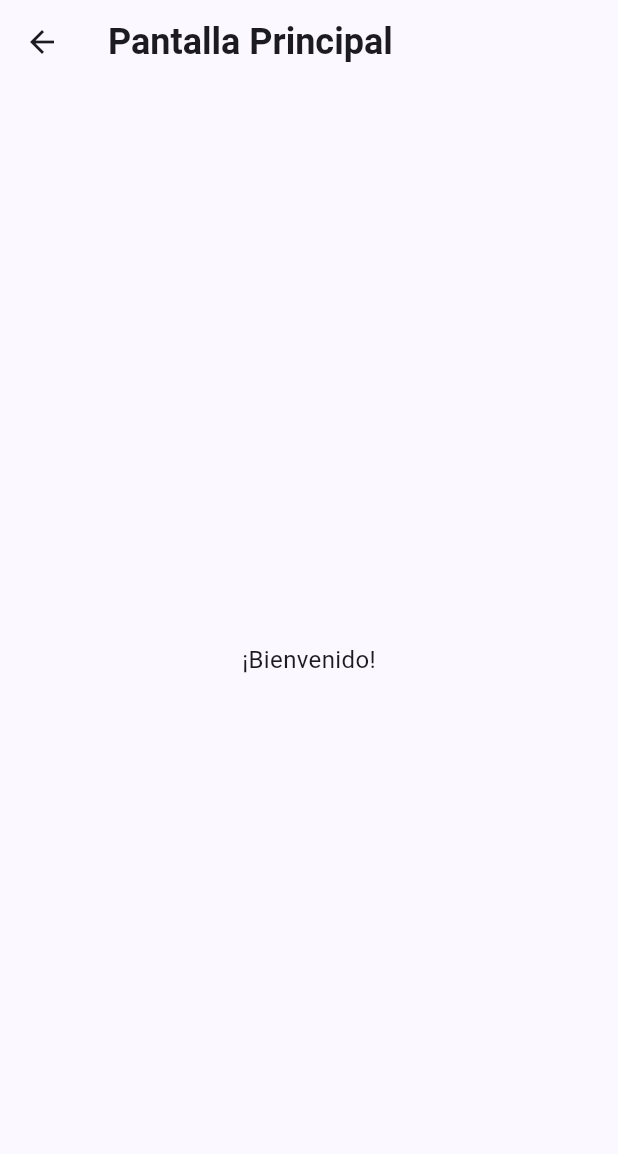
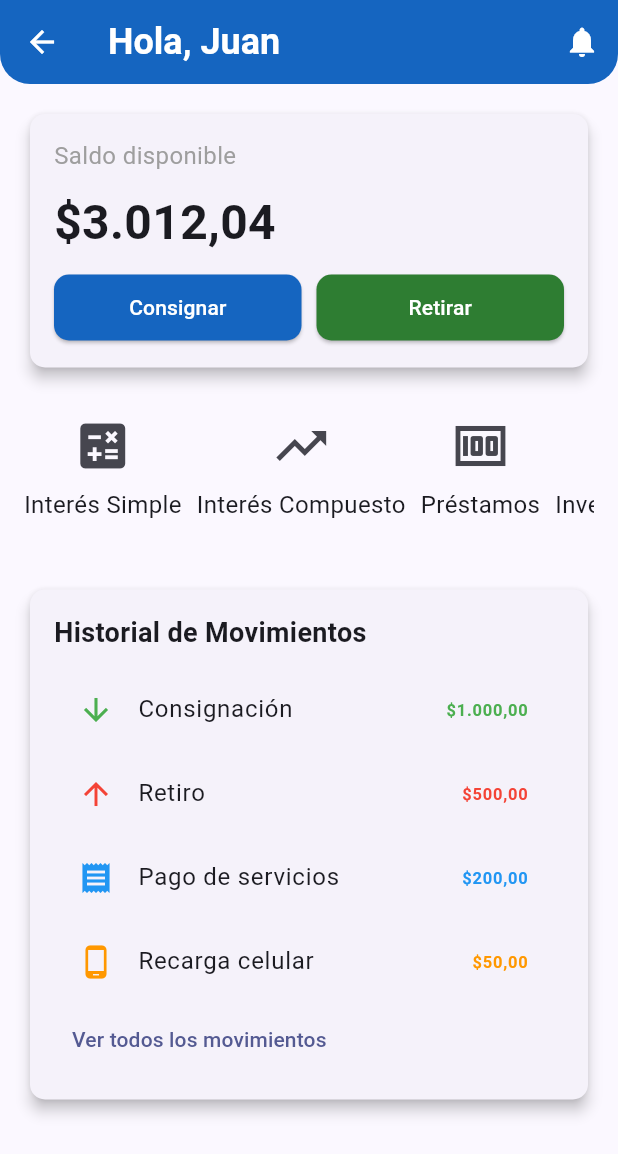
Before and after one commit to JJCO10/EconoEngine, a Flutter app: the HomeView screen opened by its route, on a phone screen of 412 x 824 dp. Shown: the top 1154 px of the screen. Run offline on Flutter 3.47's test engine with Material 3 defaults, Android fonts, the phone set to English and light mode, and no system bars; our stand-ins replace cloud_firestore, firebase_auth, firebase_core; accounts and stored records are empty.

Commit message:
vista del dashboard

```diff
--- a/econoengine/lib/Views/Auth/home_view.dart
+++ b/econoengine/lib/Views/Auth/home_view.dart
@@ -1,4 +1,3 @@
-// views/home_view.dart
 import 'package:flutter/material.dart';
 
 class HomeView extends StatelessWidget {
@@ -8,10 +7,192 @@ class HomeView extends StatelessWidget {
   Widget build(BuildContext context) {
     return Scaffold(
       appBar: AppBar(
-        title: const Text('Pantalla Principal'),
+        title: const Text(
+          'Hola, Juan',
+          style: TextStyle(
+            color: Colors.white, // Texto en blanco
+          ),
+        ),
+        backgroundColor: Colors.blue[800], // Color azul acorde a la aplicación
+        shape: const RoundedRectangleBorder(
+          borderRadius: BorderRadius.vertical(
+            bottom: Radius.circular(20), // Bordes redondeados en la parte inferior
+          ),
+        ),
+        iconTheme: const IconThemeData(
+          color: Colors.white, // Iconos en blanco
+        ),
+        actions: [
+          IconButton(
+            icon: const Icon(Icons.notifications),
+            color: Colors.white, // Icono de la campana en blanco
+            onPressed: () {
+              // Lógica para notificaciones
+            },
+          ),
+        ],
       ),
-      body: const Center(
-        child: Text('¡Bienvenido!'),
+      body: SingleChildScrollView(
+        padding: const EdgeInsets.all(16.0),
+        child: Column(
+          crossAxisAlignment: CrossAxisAlignment.start,
+          children: [
+            _buildBalanceSection(),
+            const SizedBox(height: 20),
+            _buildHorizontalMenu(),
+            const SizedBox(height: 20),
+            _buildTransactionHistorySection(),
+          ],
+        ),
+      ),
+    );
+  }
+  Widget _buildBalanceSection() {
+    return Card(
+      elevation: 4,
+      shape: RoundedRectangleBorder(
+        borderRadius: BorderRadius.circular(10),
+      ),
+      child: Padding(
+        padding: const EdgeInsets.all(16.0),
+        child: Column(
+          crossAxisAlignment: CrossAxisAlignment.start,
+          children: [
+            const Text(
+              'Saldo disponible',
+              style: TextStyle(
+                fontSize: 16,
+                color: Colors.grey,
+              ),
+            ),
+            const SizedBox(height: 10),
+            const Text(
+              '\$3.012,04',
+              style: TextStyle(
+                fontSize: 32,
+                fontWeight: FontWeight.bold,
+              ),
+            ),
+            const SizedBox(height: 10),
+            Row(
+              children: [
+                Expanded(
+                  child: ElevatedButton(
+                    style: ElevatedButton.styleFrom(
+                      backgroundColor: Colors.blue[800],
+                      padding: const EdgeInsets.symmetric(vertical: 12),
+                    ),
+                    onPressed: () {
+                      // Lógica para consignar
+                    },
+                    child: const Text(
+                      'Consignar',
+                      style: TextStyle(color: Colors.white),
+                    ),
+                  ),
+                ),
+                const SizedBox(width: 10),
+                Expanded(
+                  child: ElevatedButton(
+                    style: ElevatedButton.styleFrom(
+                      backgroundColor: Colors.green[800],
+                      padding: const EdgeInsets.symmetric(vertical: 12),
+                    ),
+                    onPressed: () {
+                      // Lógica para retirar
+                    },
+                    child: const Text(
+                      'Retirar',
+                      style: TextStyle(color: Colors.white),
+                    ),
+                  ),
+                ),
+              ],
+            ),
+          ],
+        ),
+      ),
+    );
+  }
+
+  Widget _buildHorizontalMenu() {
+    return SizedBox(
+      height: 100,
+      child: ListView(
+        scrollDirection: Axis.horizontal,
+        children: [
+          _buildMenuButton(Icons.calculate, 'Interés Simple'),
+          _buildMenuButton(Icons.trending_up, 'Interés Compuesto'),
+          _buildMenuButton(Icons.money, 'Préstamos'),
+          _buildMenuButton(Icons.bar_chart, 'Inversiones'),
+          _buildMenuButton(Icons.savings, 'Ahorros'),
+        ],
+      ),
+    );
+  }
+
+  Widget _buildMenuButton(IconData icon, String label) {
+    return Container(
+      margin: const EdgeInsets.only(right: 10),
+      child: Column(
+        children: [
+          IconButton(
+            icon: Icon(icon, size: 40),
+            onPressed: () {
+              // Lógica para cada botón del menú
+            },
+          ),
+          Text(label),
+        ],
+      ),
+    );
+  }
+
+  Widget _buildTransactionHistorySection() {
+    return Card(
+      elevation: 4,
+      shape: RoundedRectangleBorder(
+        borderRadius: BorderRadius.circular(10),
+      ),
+      child: Padding(
+        padding: const EdgeInsets.all(16.0),
+        child: Column(
+          crossAxisAlignment: CrossAxisAlignment.start,
+          children: [
+            const Text(
+              'Historial de Movimientos',
+              style: TextStyle(
+                fontSize: 18,
+                fontWeight: FontWeight.bold,
+              ),
+            ),
+            const SizedBox(height: 10),
+            _buildTransactionItem('Consignación', '\$1.000,00', Icons.arrow_downward, Colors.green),
+            _buildTransactionItem('Retiro', '\$500,00', Icons.arrow_upward, Colors.red),
+            _buildTransactionItem('Pago de servicios', '\$200,00', Icons.receipt, Colors.blue),
+            _buildTransactionItem('Recarga celular', '\$50,00', Icons.phone_android, Colors.orange),
+            TextButton(
+              onPressed: () {
+                // Lógica para ver todos los movimientos
+              },
+              child: const Text('Ver todos los movimientos'),
+            ),
+          ],
+        ),
+      ),
+    );
+  }
+
+  Widget _buildTransactionItem(String title, String amount, IconData icon, Color color) {
+    return ListTile(
+      leading: Icon(icon, color: color),
+      title: Text(title),
+      trailing: Text(
+        amount,
+        style: TextStyle(
+          fontWeight: FontWeight.bold,
+          color: color,
+        ),
       ),
     );
   }
```
